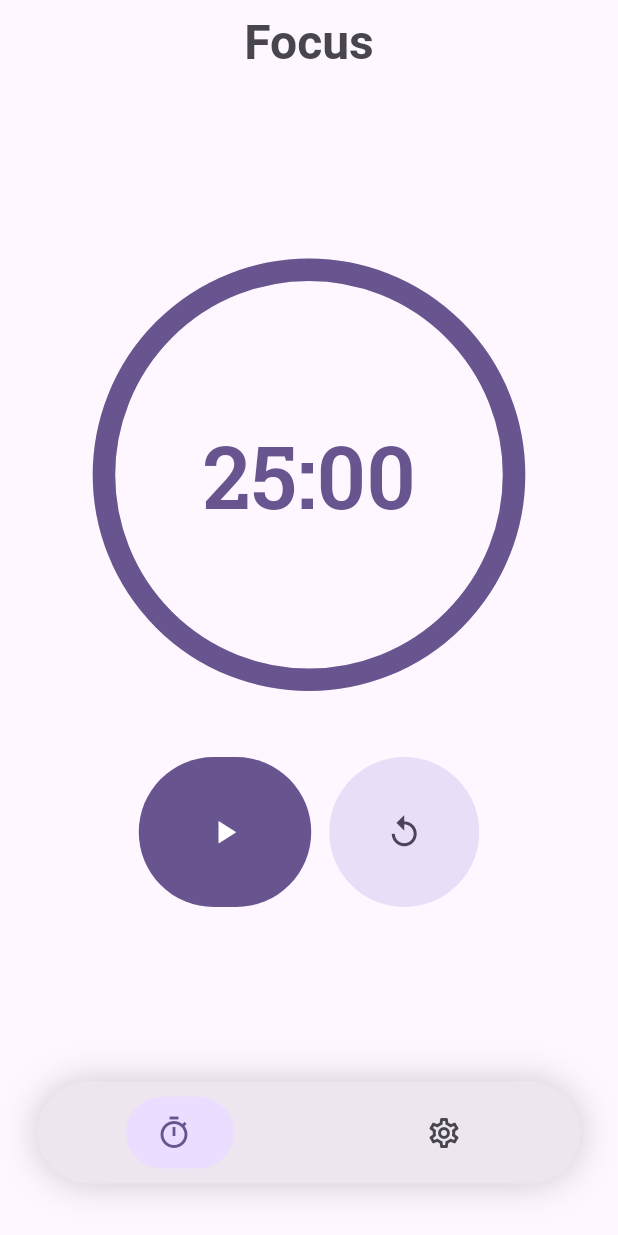
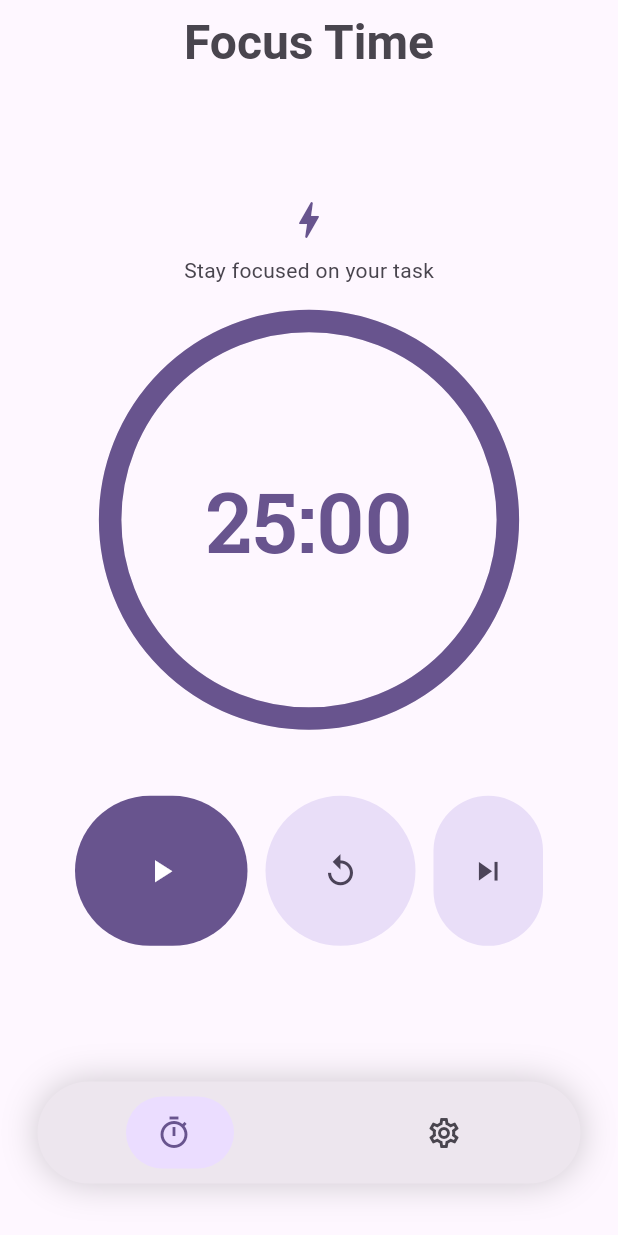
Before and after one commit to Abdogouhmad/Rakiz, a Flutter app: the screen it shows after launch, on a phone screen of 412 x 824 dp. Run offline on Flutter 3.47's test engine with Material 3 defaults, Android fonts, the phone set to English and light mode, and no system bars; drawn by our look-alikes of dynamic_color, google_nav_bar, percent_indicator; our stand-ins replace flutter_local_notifications, flutter_markdown, font_awesome_flutter, google_fonts, package_info_plus, shared_preferences and 1 more; missing offline and left inert: android_alarm_manager_plus, do_not_disturb, flutter_ringtone_player.

Commit message:
v1.0.0 is released

```diff
--- /dev/null
+++ b/lib/screens/timer/focus/screen.dart
@@ -0,0 +1,23 @@
+import 'package:flutter/material.dart';
+import 'package:google_fonts/google_fonts.dart';
+import 'package:rakiz/core/context.dart';
+import 'package:rakiz/ui/custom_text.dart';
+
+class FocusContent extends StatelessWidget {
+  const FocusContent({super.key});
+
+  @override
+  Widget build(BuildContext context) {
+    return Column(
+      children: [
+        Icon(Icons.bolt_rounded, size: 32, color: context.colorScheme.primary),
+        const SizedBox(height: 8),
+        UiText(
+          text: "Stay focused on your task",
+          type: UiTextType.bodyMedium,
+          style: GoogleFonts.roboto(color: context.colorScheme.onSurfaceVariant),
+        ),
+      ],
+    );
+  }
+}
--- a/lib/screens/timer/screen.dart
+++ b/lib/screens/timer/screen.dart
@@ -2,7 +2,6 @@ import 'dart:async';
 import 'package:flutter/material.dart';
 import 'package:google_fonts/google_fonts.dart';
 import 'package:provider/provider.dart';
-
 import 'package:rakiz/core/context.dart';
 import 'package:rakiz/screens/setting/screens/timersettings/timer_config.dart';
 import 'package:rakiz/screens/timer/service/alarm.dart';
@@ -11,6 +10,8 @@ import 'package:rakiz/screens/timer/service/timer.dart';
 import 'package:rakiz/screens/timer/widgets/player.dart';
 import 'package:rakiz/screens/timer/widgets/tcircle.dart';
 import 'package:rakiz/ui/custom_text.dart';
+import 'package:rakiz/screens/timer/break/screen.dart';
+import 'package:rakiz/screens/timer/focus/screen.dart';
 
 class TimerScreen extends StatefulWidget {
   const TimerScreen({super.key});
@@ -22,9 +23,7 @@ class TimerScreen extends StatefulWidget {
 class _TimerScreenState extends State<TimerScreen> {
   final TimerService _timerService = TimerService();
   StreamSubscription<bool>? _alarmSubscription;
-
   int _totalSeconds = 0;
-
   int get _secondsLeft => _timerService.remainingSeconds;
 
   @override
@@ -37,20 +36,11 @@ class _TimerScreenState extends State<TimerScreen> {
     });
   }
 
-  // ---------------------------
-  // Lifecycle: Listen for Config Changes
-  // ---------------------------
   @override
   void didChangeDependencies() {
     super.didChangeDependencies();
-
-    // 1. Watch the config for changes
     final config = context.watch<TimerConfig>();
-
-    // 2. Calculate what the duration *should* be based on current settings
     final configDurationInSeconds = config.currentDurationMinutes * 60;
-
-    // 3. Update duration if needed
     if (!_timerService.isRunning && _totalSeconds != configDurationInSeconds) {
       _applyConfig(config);
     }
@@ -58,121 +48,92 @@ class _TimerScreenState extends State<TimerScreen> {
 
   @override
   void dispose() {
-    // Stop the timer
     _timerService.stopTimer();
-
-    // Stop listening to alarm events
     _alarmSubscription?.cancel();
-
-    // [DND LOGIC] Ensure DND is turned off if the user leaves the screen
-    // We use read because we are just calling a method, not listening for changes
     context.read<TimerConfig>().stopDndSession();
-
     super.dispose();
   }
 
-  // ---------------------------
-  // Apply settings → timer
-  // ---------------------------
   void _applyConfig(TimerConfig config) {
     final seconds = config.currentDurationMinutes * 60;
-
     _totalSeconds = seconds;
     _timerService
       ..resetTimer()
       ..setDuration(seconds);
   }
 
-  // ---------------------------
-  // Start / Stop timer
-  // ---------------------------
   Future<void> _toggleTimer() async {
     final config = context.read<TimerConfig>();
-
-    // CASE: PAUSE
     if (_timerService.isRunning) {
       _timerService.stopTimer();
-
-      // [DND LOGIC] Turn off DND when paused
       await config.stopDndSession();
-
       if (mounted) setState(() {});
       return;
     }
-
     if (_secondsLeft <= 0) return;
-
-    // CASE: START
-    // [DND LOGIC] Turn on DND when timer starts
-    // (The config logic handles checking if it's Focus mode or not)
     await config.startDndSession();
-
     _timerService.startTimer(
       onTick: (_) {
         if (mounted) setState(() {});
       },
-      onFinished: () async {
-        // [DND LOGIC] Turn off DND immediately when finished
-        // This ensures the alarm/notification isn't suppressed
+      onFinished: _handleTimerFinished,
+    );
+    if (mounted) setState(() {});
+  }
+
+  Future<void> _handleTimerFinished() async {
+    final config = context.read<TimerConfig>();
     await config.stopDndSession();
-
     await AlarmService.scheduleAlarm(id: 1, delay: Duration.zero);
     await NotificationService.notify(
       id: 1,
       title: 'Time’s up ⏰',
       body: 'Session finished',
     );
-
     AlarmService.playAlarmSound();
     AlarmService.showOverlayIfAppOpen();
+    _cycleMode(config);
+  }
 
-        // ---------------------------
-        // Cycle logic
-        // ---------------------------
+  void _cycleMode(TimerConfig config) {
     if (config.currentMode == TimerMode.focus) {
-          config.onFocusCompleted();
+      config.onFocusCompleted(); // Usually moves to Short Break
     } else {
       config.setMode(TimerMode.focus);
     }
-
-        // Apply new cycle config
     _applyConfig(config);
-
     if (config.autoStartNext) {
       _toggleTimer();
     }
-
-        if (mounted) setState(() {});
-      },
-    );
-
     if (mounted) setState(() {});
   }
 
-  // ---------------------------
-  // Reset helpers
-  // ---------------------------
   Future<void> _onResetPressed() async {
     final config = context.read<TimerConfig>();
-
-    if (AlarmService.isAlarmPlaying) {
-      await AlarmService.stopAlarm();
-    }
-
-    // [DND LOGIC] Turn off DND on reset
+    if (AlarmService.isAlarmPlaying) await AlarmService.stopAlarm();
     await config.stopDndSession();
-
     _applyConfig(config);
-
     if (mounted) setState(() {});
   }
 
   void _resetTimer() {
     final config = context.read<TimerConfig>();
+    config.stopDndSession();
+    _applyConfig(config);
+    if (mounted) setState(() {});
+  }
 
-    // [DND LOGIC] Turn off DND on external reset calls
-    config.stopDndSession();
-
+  Future<void> _onNextPressed() async {
+    final config = context.read<TimerConfig>();
+    if (_timerService.isRunning) {
+      _timerService.stopTimer();
+      await config.stopDndSession();
+    }
+    if (config.currentMode == TimerMode.focus) {
+      config.setMode(TimerMode.shortBreak);
+    } else {
+      config.setMode(TimerMode.focus);
+    }
     _applyConfig(config);
     if (mounted) setState(() {});
   }
@@ -180,23 +141,21 @@ class _TimerScreenState extends State<TimerScreen> {
   @override
   Widget build(BuildContext context) {
     final config = context.watch<TimerConfig>();
-    final Color circleColor = context.colorScheme.primary;
+    final bool isFocus = config.currentMode == TimerMode.focus;
 
     double percent = 0.0;
     if (_totalSeconds > 0) {
       percent = (_secondsLeft / _totalSeconds).clamp(0.0, 1.0);
     }
 
-    String modeLabel = switch (config.currentMode) {
-      TimerMode.focus => 'Focus',
-      TimerMode.shortBreak => 'Short Break',
-      TimerMode.longBreak => 'Long Break',
-    };
+    final Widget content = isFocus
+        ? const FocusContent()
+        : const BreakContent();
 
     return Scaffold(
       appBar: AppBar(
         title: UiText(
-          text: modeLabel,
+          text: isFocus ? 'Focus Time' : 'Break Time',
           type: UiTextType.headlineLarge,
           style: GoogleFonts.roboto(
             fontWeight: FontWeight.w600,
@@ -208,25 +167,69 @@ class _TimerScreenState extends State<TimerScreen> {
       body: SafeArea(
         child: LayoutBuilder(
           builder: (context, constraints) {
-            final double circleSize = (constraints.maxWidth * 0.7).clamp(
-              220.0,
-              constraints.maxHeight * 0.6,
+            // Slightly more conservative size to help smaller screens
+            final double circleSize = (constraints.maxWidth * 0.68).clamp(
+              200.0,
+              constraints.maxHeight * 0.52,
             );
 
-            return Center(
+            return SingleChildScrollView(
+              padding: const EdgeInsets.symmetric(vertical: 16),
+              child: ConstrainedBox(
+                constraints: BoxConstraints(
+                  minHeight: constraints.maxHeight - 32,
+                ),
+                child: Center(
                   child: Column(
                     mainAxisAlignment: MainAxisAlignment.center,
+                    mainAxisSize: MainAxisSize.min,
                     children: [
+                      content,
+                      const SizedBox(height: 16),
                       TimerCircle(
                         size: circleSize,
-                    color: circleColor,
+                        color: isFocus
+                            ? context.colorScheme.primary
+                            : context.colorScheme.tertiary,
                         percent: percent,
                         footer: _timerService.isRunning
-                        ? Container(
-                            padding: const EdgeInsets.symmetric(
-                              horizontal: 16,
-                              vertical: 8,
+                            ? _buildRunningStatus()
+                            : const SizedBox.shrink(),
+                        child: UiText(
+                          text: _timerService.formatTime(_secondsLeft),
+                          style: GoogleFonts.robotoSlab(
+                            fontWeight: FontWeight.w600,
+                            fontSize: circleSize * 0.20,
+                            color: _timerService.isRunning
+                                ? context.colorScheme.onPrimaryContainer
+                                : (isFocus
+                                      ? context.colorScheme.primary
+                                      : context.colorScheme.tertiary),
                           ),
+                        ),
+                      ),
+                      const SizedBox(height: 24),
+                      PlayerControlUi(
+                        isPlaying: _timerService.isRunning,
+                        onPlayPause: _toggleTimer,
+                        onReset: _onResetPressed,
+                        onNext: _onNextPressed,
+                      ),
+                      const SizedBox(height: 16),
+                    ],
+                  ),
+                ),
+              ),
+            );
+          },
+        ),
+      ),
+    );
+  }
+
+  Widget _buildRunningStatus() {
+    return Container(
+      padding: const EdgeInsets.symmetric(horizontal: 16, vertical: 8),
       decoration: BoxDecoration(
         color: context.colorScheme.surfaceBright,
         borderRadius: BorderRadius.circular(20),
@@ -234,10 +237,7 @@ class _TimerScreenState extends State<TimerScreen> {
       child: Row(
         mainAxisSize: MainAxisSize.min,
         children: [
-                                CircleAvatar(
-                                  radius: 4,
-                                  backgroundColor: context.colorScheme.primary,
-                                ),
+          CircleAvatar(radius: 4, backgroundColor: context.colorScheme.primary),
           const SizedBox(width: 8),
           UiText(
             text: 'Timer Running',
@@ -249,37 +249,6 @@ class _TimerScreenState extends State<TimerScreen> {
           ),
         ],
       ),
-                          )
-                        : const SizedBox.shrink(),
-                    child: UiText(
-                      text: _timerService.formatTime(_secondsLeft),
-                      style: GoogleFonts.robotoSlab(
-                        fontWeight: FontWeight.w600,
-                        fontSize: circleSize * 0.20,
-                        color: _timerService.isRunning
-                            ? context.colorScheme.onPrimaryContainer
-                            : context.colorScheme.primary,
-                      ),
-                    ),
-                  ),
-
-                  const SizedBox(height: 24),
-
-                  // ---------------------------
-                  // Controls
-                  // ---------------------------
-                  PlayerControlUi(
-                    isPlaying: _timerService.isRunning,
-                    onPlayPause: _toggleTimer,
-                    onReset: _onResetPressed,
-                    onNext: () {},
-                  ),
-                ],
-              ),
-            );
-          },
-        ),
-      ),
     );
   }
 }
--- a/lib/screens/timer/widgets/player.dart
+++ b/lib/screens/timer/widgets/player.dart
@@ -69,15 +69,15 @@ class PlayerControlUi extends StatelessWidget {
           onPressed: () => _handlePress(onReset),
           child: const Icon(Icons.replay, size: 25),
         ),
-        // const SizedBox(width: 12),
-        // FilledButton.tonal(
-        //   style: FilledButton.styleFrom(
-        //     minimumSize: const Size(20, 100),
-        //     shape: const StadiumBorder(),
-        //   ),
-        //   onPressed: () => _handlePress(onNext),
-        //   child: const Icon(Icons.skip_next, size: 25),
-        // ),
+        const SizedBox(width: 12),
+        FilledButton.tonal(
+          style: FilledButton.styleFrom(
+            minimumSize: const Size(20, 100),
+            shape: const StadiumBorder(),
+          ),
+          onPressed: () => _handlePress(onNext),
+          child: const Icon(Icons.skip_next, size: 25),
+        ),
       ],
     );
   }
--- a/pubspec.yaml
+++ b/pubspec.yaml
@@ -17,7 +17,7 @@ publish_to: 'none' # Remove this line if you wish to publish to pub.dev
 # https://developer.apple.com/library/archive/documentation/General/Reference/InfoPlistKeyReference/Articles/CoreFoundationKeys.html
 # In Windows, build-name is used as the major, minor, and patch parts
 # of the product and file versions while build-number is used as the build suffix.
-version: 0.4.3
+version: 1.0.0
 
 environment:
   sdk: ^3.10.4
```
Also changed, not shown: lib/screens/setting/screens/timersettings/timersetting.dart (+83 -97 lines), lib/screens/timer/break/screen.dart (added, +30 -0 lines), pubspec.lock, 5 other files. Lines whose indentation alone changed are shown as unchanged.
